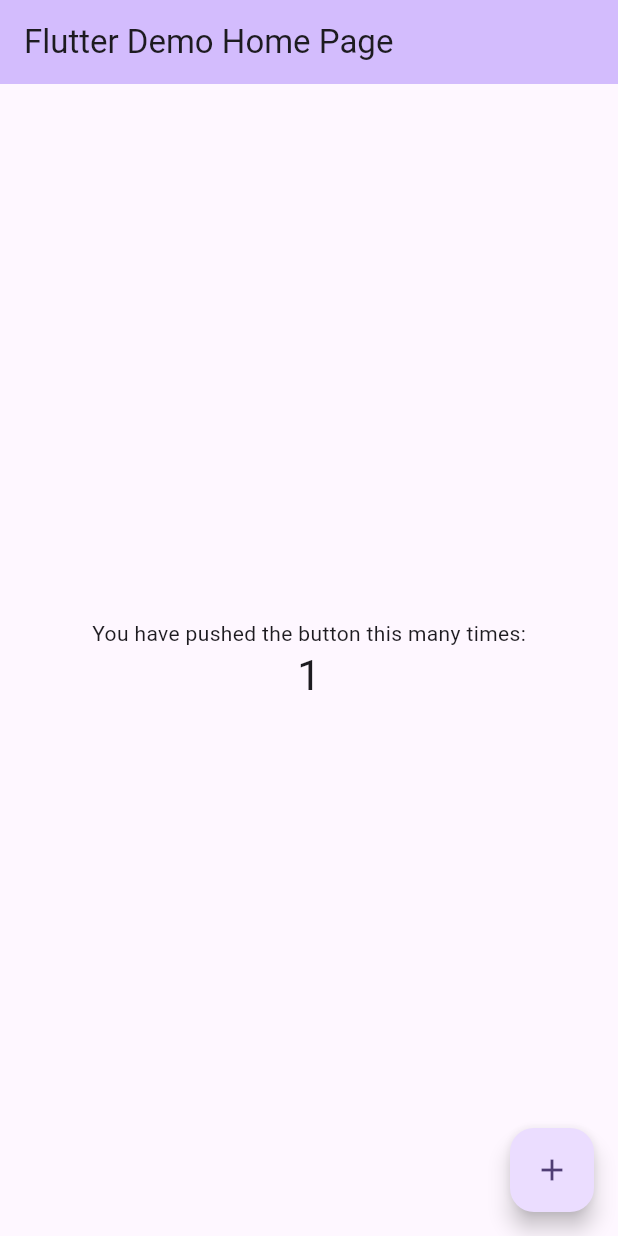
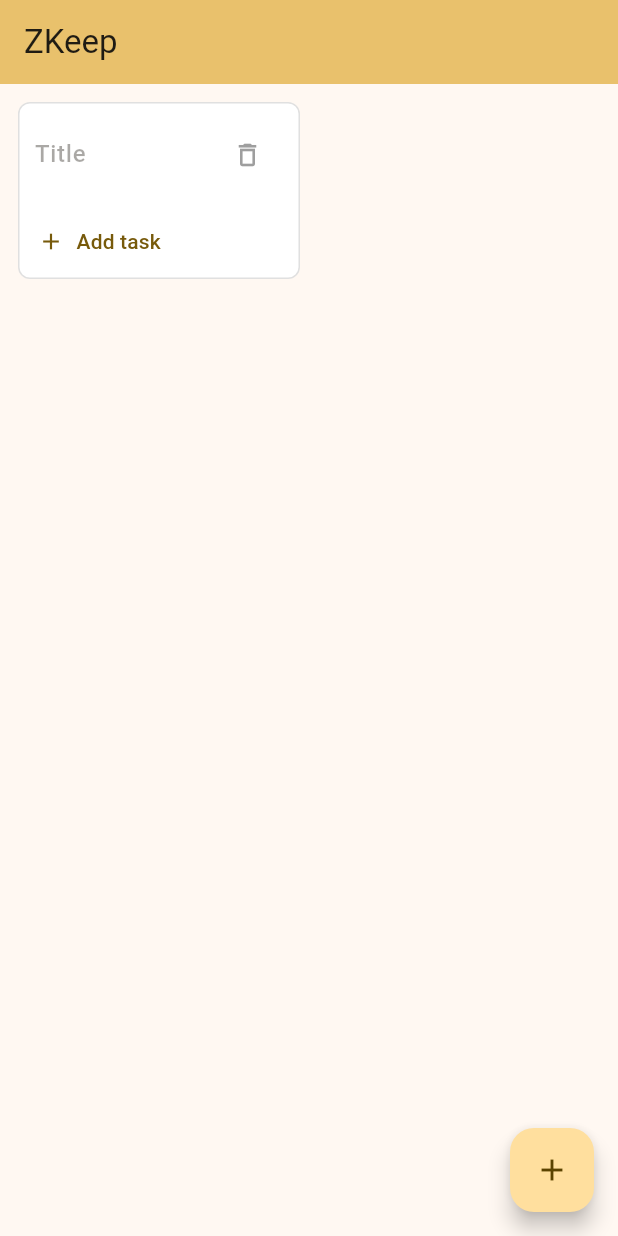
Before and after one commit to AndriySakharchukZuc/TPSIT-5ID-ZUCCANTE, a Flutter app: the screen it shows after launch, after a tap on the "add" icon, on a phone screen of 412 x 824 dp. Run offline on Flutter 3.47's test engine with Material 3 defaults, Android fonts, the phone set to English and light mode, and no system bars; our stand-ins replace sqflite; accounts and stored records are empty.

Commit message:
added a main func

```diff
--- a/zkeep/lib/main.dart
+++ b/zkeep/lib/main.dart
@@ -1,120 +1,65 @@
 import 'package:flutter/material.dart';
+import 'package:flutter_staggered_grid_view/flutter_staggered_grid_view.dart';
+import 'utils/notifier.dart';
+import 'widgets/task_card.dart';
 
-void main() {
-  runApp(const MyApp());
-}
+void main() => runApp(const MyApp());
 
 class MyApp extends StatelessWidget {
   const MyApp({super.key});
 
-  // This widget is the root of your application.
   @override
   Widget build(BuildContext context) {
     return MaterialApp(
-      title: 'Flutter Demo',
+      title: 'ZKeep',
+      debugShowCheckedModeBanner: false,
       theme: ThemeData(
-        // This is the theme of your application.
-        //
-        // TRY THIS: Try running your application with "flutter run". You'll see
-        // the application has a purple toolbar. Then, without quitting the app,
-        // try changing the seedColor in the colorScheme below to Colors.green
-        // and then invoke "hot reload" (save your changes or press the "hot
-        // reload" button in a Flutter-supported IDE, or press "r" if you used
-        // the command line to start the app).
-        //
-        // Notice that the counter didn't reset back to zero; the application
-        // state is not lost during the reload. To reset the state, use hot
-        // restart instead.
-        //
-        // This works for code too, not just values: Most code changes can be
-        // tested with just a hot reload.
-        colorScheme: .fromSeed(seedColor: Colors.deepPurple),
+        colorScheme: ColorScheme.fromSeed(seedColor: Colors.amber),
+        useMaterial3: true,
       ),
-      home: const MyHomePage(title: 'Flutter Demo Home Page'),
+      home: const HomePage(),
     );
   }
 }
 
-class MyHomePage extends StatefulWidget {
-  const MyHomePage({super.key, required this.title});
-
-  // This widget is the home page of your application. It is stateful, meaning
-  // that it has a State object (defined below) that contains fields that affect
-  // how it looks.
-
-  // This class is the configuration for the state. It holds the values (in this
-  // case the title) provided by the parent (in this case the App widget) and
-  // used by the build method of the State. Fields in a Widget subclass are
-  // always marked "final".
-
-  final String title;
+class HomePage extends StatefulWidget {
+  const HomePage({super.key});
 
   @override
-  State<MyHomePage> createState() => _MyHomePageState();
+  State<HomePage> createState() => _HomePageState();
 }
 
-class _MyHomePageState extends State<MyHomePage> {
-  int _counter = 0;
-
-  void _incrementCounter() {
-    setState(() {
-      // This call to setState tells the Flutter framework that something has
-      // changed in this State, which causes it to rerun the build method below
-      // so that the display can reflect the updated values. If we changed
-      // _counter without calling setState(), then the build method would not be
-      // called again, and so nothing would appear to happen.
-      _counter++;
-    });
-  }
+class _HomePageState extends State<HomePage> {
+  final notifier = CardsNotifier();
 
   @override
   Widget build(BuildContext context) {
-    // This method is rerun every time setState is called, for instance as done
-    // by the _incrementCounter method above.
-    //
-    // The Flutter framework has been optimized to make rerunning build methods
-    // fast, so that you can just rebuild anything that needs updating rather
-    // than having to individually change instances of widgets.
     return Scaffold(
       appBar: AppBar(
-        // TRY THIS: Try changing the color here to a specific color (to
-        // Colors.amber, perhaps?) and trigger a hot reload to see the AppBar
-        // change color while the other colors stay the same.
+        title: const Text('ZKeep'),
         backgroundColor: Theme.of(context).colorScheme.inversePrimary,
-        // Here we take the value from the MyHomePage object that was created by
-        // the App.build method, and use it to set our appbar title.
-        title: Text(widget.title),
       ),
-      body: Center(
-        // Center is a layout widget. It takes a single child and positions it
-        // in the middle of the parent.
-        child: Column(
-          // Column is also a layout widget. It takes a list of children and
-          // arranges them vertically. By default, it sizes itself to fit its
-          // children horizontally, and tries to be as tall as its parent.
-          //
-          // Column has various properties to control how it sizes itself and
-          // how it positions its children. Here we use mainAxisAlignment to
-          // center the children vertically; the main axis here is the vertical
-          // axis because Columns are vertical (the cross axis would be
-          // horizontal).
-          //
-          // TRY THIS: Invoke "debug painting" (choose the "Toggle Debug Paint"
-          // action in the IDE, or press "p" in the console), to see the
-          // wireframe for each widget.
-          mainAxisAlignment: .center,
-          children: [
-            const Text('You have pushed the button this many times:'),
-            Text(
-              '$_counter',
-              style: Theme.of(context).textTheme.headlineMedium,
+      body: notifier.cards.isEmpty
+          ? const Center(child: Text('Tap + to add a card'))
+          : MasonryGridView.count(
+              crossAxisCount: 2,
+              mainAxisSpacing: 4,
+              crossAxisSpacing: 4,
+              padding: const EdgeInsets.all(8),
+              itemCount: notifier.cards.length,
+              itemBuilder: (context, index) {
+                return TaskCard(
+                  card: notifier.cards[index],
+                  notifier: notifier,
+                  onChanged: () => setState(() {}),
+                );
+              },
             ),
-          ],
-        ),
-      ),
       floatingActionButton: FloatingActionButton(
-        onPressed: _incrementCounter,
-        tooltip: 'Increment',
+        onPressed: () {
+          notifier.addCard();
+          setState(() {});
+        },
         child: const Icon(Icons.add),
       ),
     );
```
